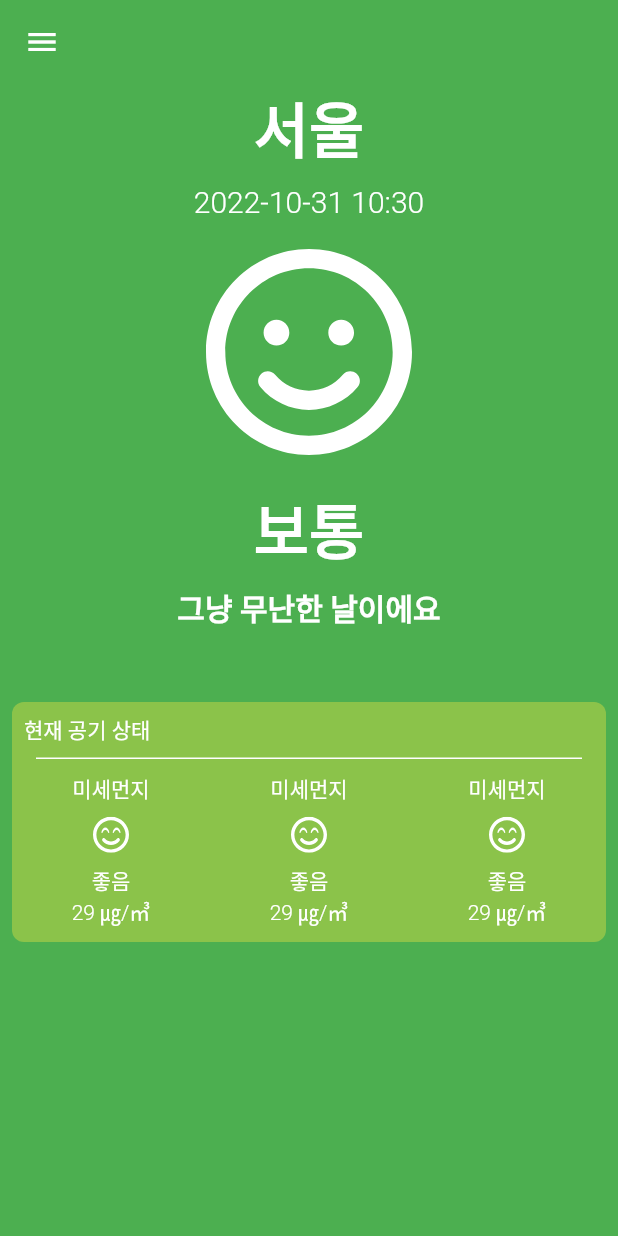
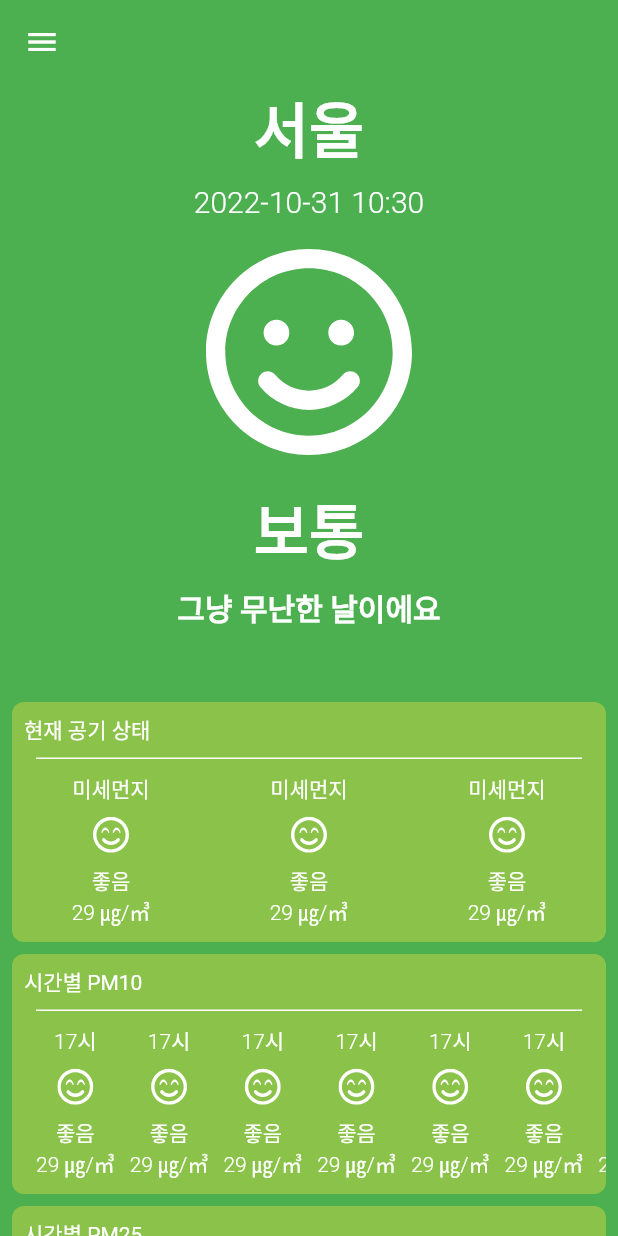
Before and after one commit to qwq140/flutter_fine_dust, a Flutter app: the screen it shows after launch, on a phone screen of 412 x 824 dp. Run offline on Flutter 3.47's test engine with Material 2 defaults, Android fonts, the phone set to English and light mode, and no system bars; our stand-ins replace flutter_svg.

Commit message:
시간별 공기 상태 ui

```diff
--- /dev/null
+++ b/lib/component/hourly_stat_card.dart
@@ -0,0 +1,52 @@
+import 'package:flutter/material.dart';
+import 'package:flutter_fine_dust/component/card_title.dart';
+import 'package:flutter_fine_dust/component/status_card.dart';
+
+class HourlyStatCard extends StatelessWidget {
+  final String category;
+
+  const HourlyStatCard({Key? key, required this.category}) : super(key: key);
+
+  @override
+  Widget build(BuildContext context) {
+    return Column(
+      crossAxisAlignment: CrossAxisAlignment.stretch,
+      children: [
+        SizedBox(
+          height: 160,
+          child: Column(
+            crossAxisAlignment: CrossAxisAlignment.start,
+            children: [
+              CardTitle(title: '시간별 $category'),
+              const Divider(
+                height: 1,
+                thickness: 1,
+                endIndent: 16,
+                indent: 16,
+                color: Colors.white,
+              ),
+              Expanded(
+                child: ListView(
+                  scrollDirection: Axis.horizontal,
+                  padding: const EdgeInsets.symmetric(horizontal: 16),
+                  children: List.generate(
+                    24,
+                    (index) => Padding(
+                      padding: EdgeInsets.only(right: index == 23 ? 0 : 10),
+                      child: StatusCard(
+                        title: '17시',
+                        imgUrl: 'assets/img/best.svg',
+                        level: '좋음',
+                        stat: '29 ㎍/㎥',
+                      ),
+                    ),
+                  ),
+                ),
+              ),
+            ],
+          ),
+        ),
+      ],
+    );
+  }
+}
--- a/lib/component/now_stat_card.dart
+++ b/lib/component/now_stat_card.dart
@@ -27,6 +27,7 @@ class NowStatCard extends StatelessWidget {
                 Expanded(
                   child: ListView(
                     scrollDirection: Axis.horizontal,
+                    physics: PageScrollPhysics(),
                     children: List.generate(
                       6, (index) => StatusCard(
                         title: '미세먼지',
--- a/lib/component/status_card.dart
+++ b/lib/component/status_card.dart
@@ -3,7 +3,7 @@ import 'package:flutter_svg/flutter_svg.dart';
 
 class StatusCard extends StatelessWidget {
 
-  // 미세먼지, 초미세먼지,
+  // 맨위
   final String title;
   // 이모지 경로
   final String imgUrl;
@@ -11,9 +11,9 @@ class StatusCard extends StatelessWidget {
   final String level;
   // 농도 수치
   final String stat;
-  final double width;
+  final double? width;
 
-  const StatusCard({Key? key, required this.title, required this.imgUrl, required this.level, required this.stat, required this.width}) : super(key: key);
+  const StatusCard({Key? key, required this.title, required this.imgUrl, required this.level, required this.stat, this.width}) : super(key: key);
 
   @override
   Widget build(BuildContext context) {
@@ -25,7 +25,7 @@ class StatusCard extends StatelessWidget {
       child: Column(
         mainAxisAlignment: MainAxisAlignment.center,
         children: [
-          Text('미세먼지', style: ts,),
+          Text(title, style: ts,),
           const SizedBox(height: 8,),
           SvgPicture.asset('assets/img/best.svg', width: 24, color: Colors.white,),
           const SizedBox(height: 8,),
--- a/lib/pages/home_page.dart
+++ b/lib/pages/home_page.dart
@@ -1,8 +1,11 @@
 import 'package:flutter/material.dart';
+import 'package:flutter_fine_dust/component/hourly_stat_card.dart';
 import 'package:flutter_fine_dust/component/main_app_bar.dart';
 import 'package:flutter_fine_dust/component/main_card.dart';
 import 'package:flutter_fine_dust/component/now_stat_card.dart';
 import 'package:flutter_fine_dust/component/status_card.dart';
+import 'package:flutter_fine_dust/const/status_level.dart';
+import 'package:flutter_fine_dust/model/stat_model.dart';
 import 'package:flutter_svg/flutter_svg.dart';
 
 class HomePage extends StatelessWidget {
@@ -23,6 +26,18 @@ class HomePage extends StatelessWidget {
                   backgroundColor: Colors.lightGreen,
                   child: NowStatCard(),
                 ),
+                const SizedBox(
+                  height: 8,
+                ),
+                ...ItemCode.values.map(
+                  (e) => Padding(
+                    padding: const EdgeInsets.only(bottom: 8.0),
+                    child: MainCard(
+                      backgroundColor: Colors.lightGreen,
+                      child: HourlyStatCard(category: e.name),
+                    ),
+                  ),
+                ),
               ],
             ),
           )
```
